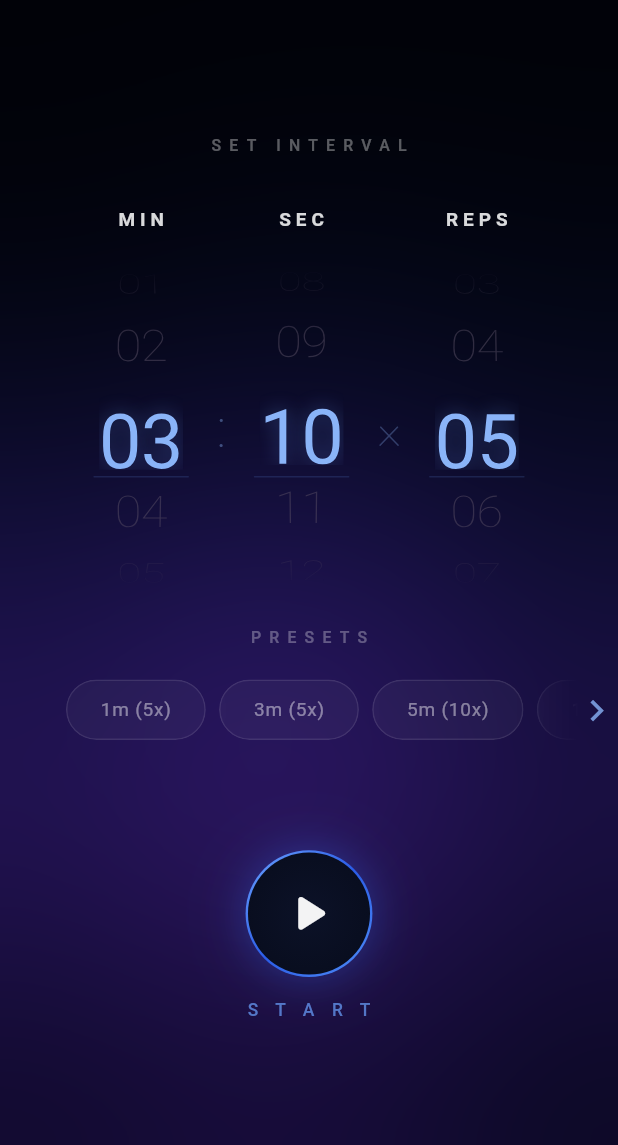
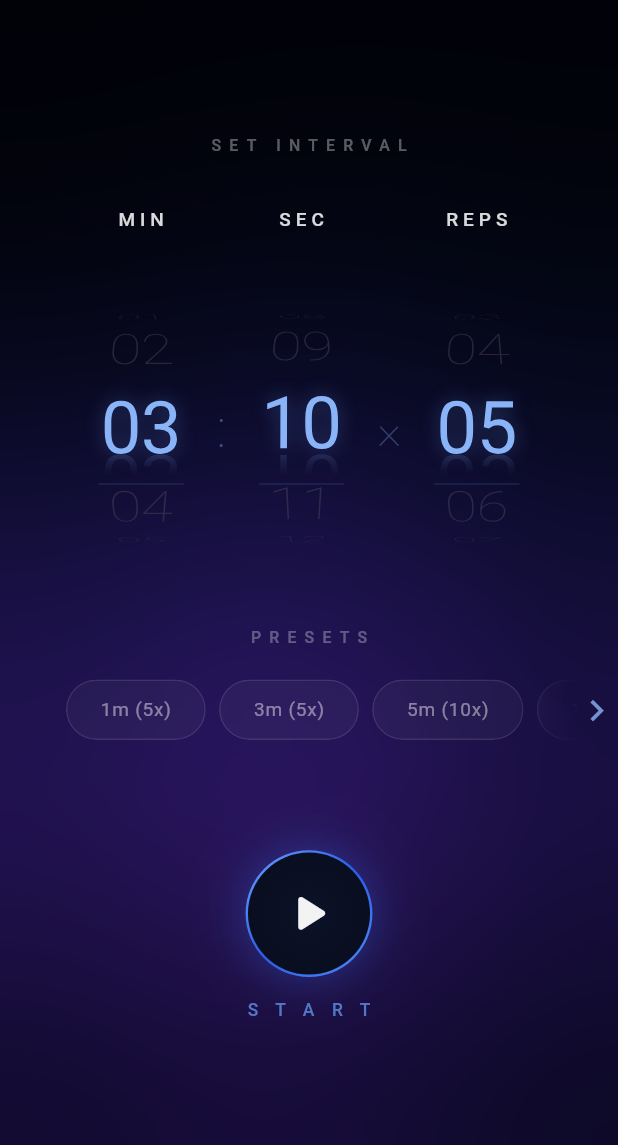
Before and after one commit to shivammavihs/ChimeApp, a Flutter app: the screen it shows after launch, scrolled down 576 dp, on a phone screen of 412 x 824 dp, the part 90-1235 px from its top. Run offline on Flutter 3.47's test engine with Material 3 defaults, Android fonts, the phone set to English and light mode, and no system bars; our stand-ins replace audioplayers, file_picker, flutter_local_notifications, flutter_riverpod, permission_handler, shared_preferences; missing offline and left inert: flutter_background_service.

Commit message:
style: implement stationary faded wet-floor reflections below selected wheel picker numbers

```diff
--- a/lib/widgets/scroll_or_input_picker.dart
+++ b/lib/widgets/scroll_or_input_picker.dart
@@ -98,7 +98,7 @@ class _ScrollOrInputPickerState extends State<ScrollOrInputPicker> {
     final theme = Theme.of(context);
 
     return AnimatedSwitcher(
-      duration: const Duration(milliseconds: 250),
+      duration: const Duration(milliseconds: 3000),
       transitionBuilder: (child, anim) => ScaleTransition(
         scale: Tween<double>(begin: 0.92, end: 1.0).animate(anim),
         child: FadeTransition(opacity: anim, child: child),
--- a/lib/widgets/unified_wheel_picker.dart
+++ b/lib/widgets/unified_wheel_picker.dart
@@ -127,9 +127,10 @@ class _UnifiedWheelPickerState extends ConsumerState<UnifiedWheelPicker> {
             child: Stack(
               alignment: Alignment.center,
               children: [
+                // 1. Stationary Selection Underlines (Behind)
                 IgnorePointer(
                   child: SizedBox(
-                    height: 66 * scale.scaleFactor,
+                    height: 75 * scale.scaleFactor,
                     child: Row(
                       children: [
                         Expanded(
@@ -195,7 +196,7 @@ class _UnifiedWheelPickerState extends ConsumerState<UnifiedWheelPicker> {
                         Colors.black,
                         Colors.black.withValues(alpha: 0.0),
                       ],
-                      stops: const [0.0, 0.22, 0.78, 1.0],
+                      stops: const [0.0, 0.22, 0.78, 1],
                     ).createShader(rect);
                   },
                   blendMode: BlendMode.dstIn,
@@ -278,6 +279,58 @@ class _UnifiedWheelPickerState extends ConsumerState<UnifiedWheelPicker> {
                     ],
                   ),
                 ),
+
+                // 2. Stationary Faded Wet-Floor Reflections (In front of wheels, aligned to center baseline)
+                IgnorePointer(
+                  child: SizedBox(
+                    height: 105 * scale.scaleFactor, // Perfect pixel-perfect height offset for baseline alignment (no overlap)
+                    child: Align(
+                      alignment: Alignment.bottomCenter,
+                      child: Row(
+                        children: [
+                          Expanded(
+                            child: _buildStationaryReflection(
+                              scale: scale,
+                              val: currentMin,
+                            ),
+                          ),
+                          Opacity(
+                            opacity: 0,
+                            child: Text(
+                              ':',
+                              style: TextStyle(
+                                fontSize: 34 * scale.scaleFactor,
+                                fontWeight: FontWeight.w200,
+                              ),
+                            ),
+                          ),
+                          Expanded(
+                            child: _buildStationaryReflection(
+                              scale: scale,
+                              val: currentSec,
+                            ),
+                          ),
+                          Opacity(
+                            opacity: 0,
+                            child: Text(
+                              '×',
+                              style: TextStyle(
+                                fontSize: 30 * scale.scaleFactor,
+                                fontWeight: FontWeight.w200,
+                              ),
+                            ),
+                          ),
+                          Expanded(
+                            child: _buildStationaryReflection(
+                              scale: scale,
+                              val: currentRep,
+                            ),
+                          ),
+                        ],
+                      ),
+                    ),
+                  ),
+                ),
               ],
             ),
           ),
@@ -293,7 +346,7 @@ class _UnifiedWheelPickerState extends ConsumerState<UnifiedWheelPicker> {
           label.toUpperCase(),
           style: TextStyle(
             fontSize: scale.sp(12),
-            fontWeight: FontWeight.w600,
+            fontWeight: FontWeight.w500,
             letterSpacing: scale.w(3.0),
             color: AppColors.textMuted.withValues(alpha: 0.85),
           ),
@@ -304,11 +357,54 @@ class _UnifiedWheelPickerState extends ConsumerState<UnifiedWheelPicker> {
 
   Widget _buildGradientLine(ResponsiveScale scale) {
     return Container(
-      width: scale.w(58),
-      height: 1.0,
+      width: scale.w(52),
+      height: 1,
       decoration: BoxDecoration(
         color: AppColors.accent.withValues(alpha: 0.15),
-        borderRadius: BorderRadius.circular(0.5),
+        borderRadius: BorderRadius.circular(2),
+      ),
+    );
+  }
+
+  Widget _buildStationaryReflection({
+    required ResponsiveScale scale,
+    required int val,
+  }) {
+    final textStr = val.toString().padLeft(2, '0');
+    return Align(
+      alignment: Alignment.bottomCenter,
+      child: Opacity(
+        opacity: 0.25,
+        child: ShaderMask(
+          shaderCallback: (rect) {
+            return LinearGradient(
+              begin: Alignment.topCenter,
+              end: Alignment.bottomCenter,
+              colors: [
+                Colors.white,
+                Colors.white.withValues(alpha: 0.01),
+              ],
+              stops: const [0.0, 0.5],
+            ).createShader(rect);
+          },
+          blendMode: BlendMode.dstIn,
+          child: Transform(
+            alignment: Alignment.center,
+            transform: Matrix4.identity()
+              ..scale(1.0, -0.8)
+              ..translate(0.0, 0.0),
+            child: Text(
+              textStr,
+              style: TextStyle(
+                height: 1.0,
+                fontSize: 46 * scale.scaleFactor,
+                fontWeight: FontWeight.w400,
+                color: AppColors.selectedItem,
+                letterSpacing: -0.5 * scale.scaleFactor,
+              ),
+            ),
+          ),
+        ),
       ),
     );
   }
@@ -327,8 +423,8 @@ class _UnifiedWheelPickerState extends ConsumerState<UnifiedWheelPicker> {
     return ListWheelScrollView.useDelegate(
       controller: controller,
       itemExtent: 52 * scale.scaleFactor,
-      perspective: 0.004,
-      diameterRatio: 1.8,
+      perspective: 0.01,
+      diameterRatio: 1.4,
       physics: const FixedExtentScrollPhysics(),
       onSelectedItemChanged: (index) {
         onChanged(index + minVal);
@@ -339,15 +435,13 @@ class _UnifiedWheelPickerState extends ConsumerState<UnifiedWheelPicker> {
           final itemVal = index + minVal;
           final isSelected = itemVal == currentVal;
 
-          return Center(
-            child: Text(
-              itemVal.toString().padLeft(2, '0'),
-              style: TextStyle(
-                fontSize: isSelected ? 48 * scale.scaleFactor : 32 * scale.scaleFactor,
-                fontWeight: isSelected ? FontWeight.w400 : FontWeight.w200,
+          final mainTextStyle = TextStyle(
+            height: 1.0,
+            fontSize: isSelected ? 46 * scale.scaleFactor : 42 * scale.scaleFactor,
+            fontWeight: isSelected ? FontWeight.w400 : FontWeight.w100,
             color: isSelected
                 ? AppColors.selectedItem
-                    : AppColors.unselectedItem.withValues(alpha: 0.5),
+                : AppColors.unselectedItem.withValues(alpha: 0.4),
             letterSpacing: -0.5 * scale.scaleFactor,
             shadows: isSelected
                 ? [
@@ -357,7 +451,15 @@ class _UnifiedWheelPickerState extends ConsumerState<UnifiedWheelPicker> {
                     ),
                   ]
                 : null,
-              ),
+          );
+
+          final textStr = itemVal.toString().padLeft(2, '0');
+
+          return Center(
+            key: ValueKey(itemVal),
+            child: Text(
+              textStr,
+              style: mainTextStyle,
             ),
           );
         },
```
Lines whose indentation alone changed are shown as unchanged.
